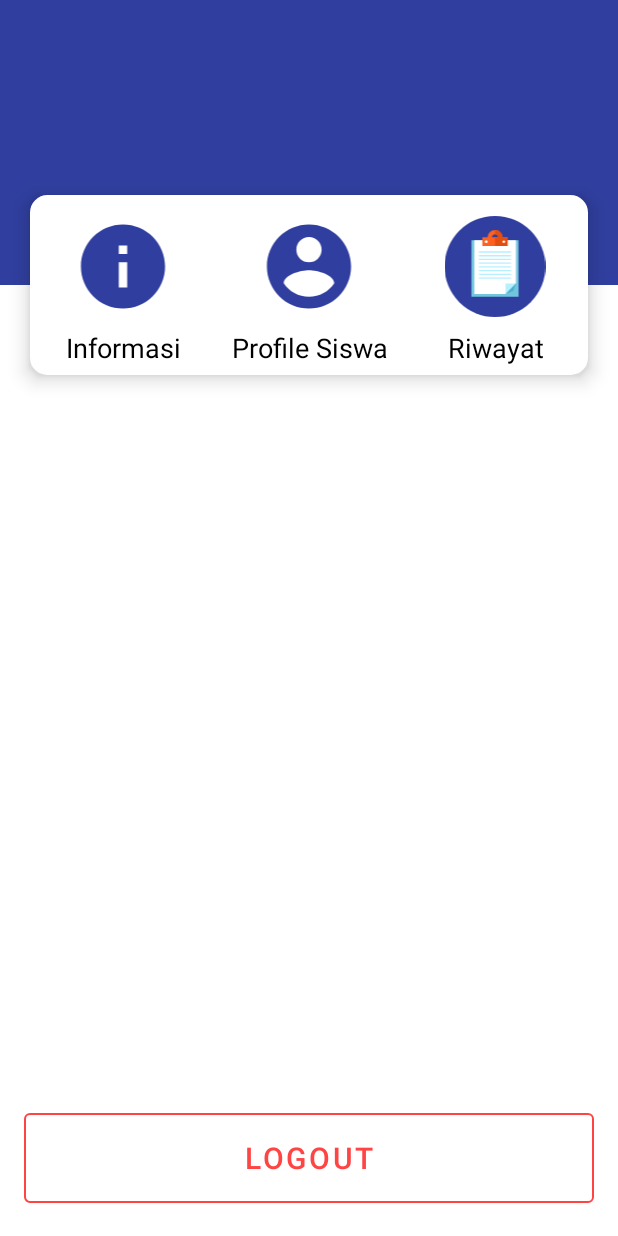
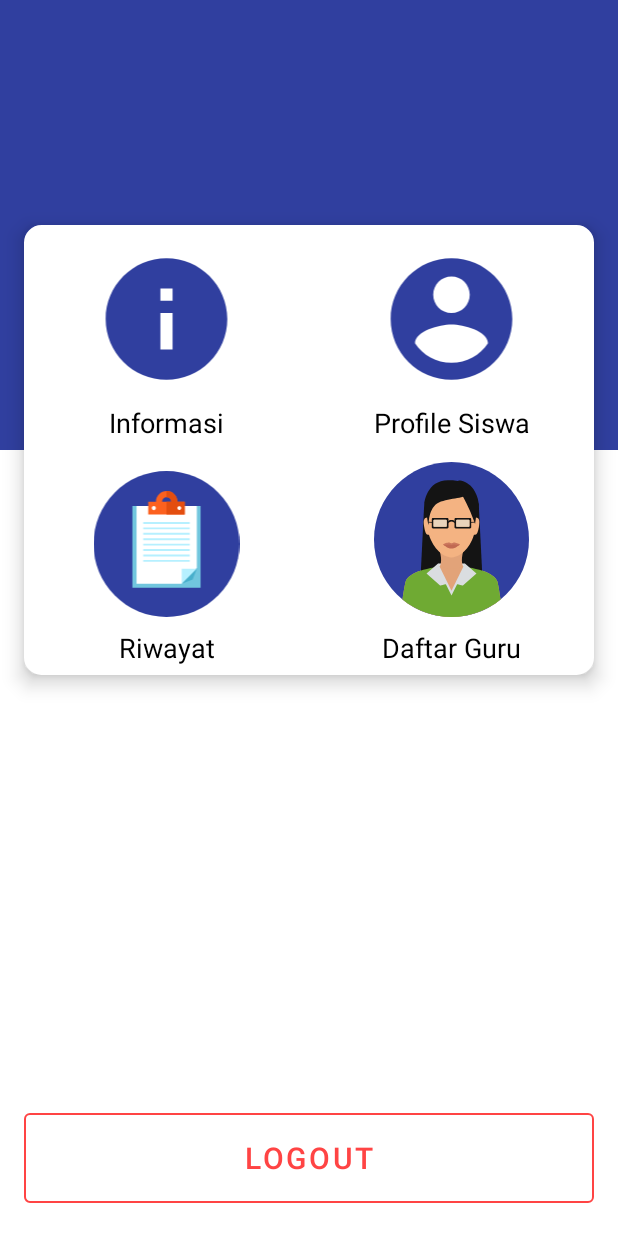
Before and after one commit to Rarj/credit_point_apps, an Android app: the WaliMuridActivity screen opened directly, with no data from a screen before it, on a phone screen of 412 x 824 dp. Run offline under Robolectric (Android 15) with nearby library versions, the phone set to English and light mode, and no system bars; libraries missing offline, so code that uses them is left out: com.jakewharton.rxbinding3; network calls fail; 4 statements that could not run were skipped.

Commit message:
list guru

```diff
--- a/app/src/main/AndroidManifest.xml
+++ b/app/src/main/AndroidManifest.xml
@@ -12,7 +12,8 @@
     android:roundIcon="@mipmap/ic_launcher_round"
     android:supportsRtl="true"
     android:theme="@style/AppTheme">
-    <activity android:name=".features.loginwalimurid.history.HistoryActivity"></activity>
+    <activity android:name=".features.guru.GuruActivity"></activity>
+    <activity android:name=".features.loginwalimurid.history.HistoryActivity" />
     <activity android:name=".features.loginwalimurid.WaliMuridActivity" />
     <activity android:name=".features.newdashboard.ProfileActivity" />
     <activity
--- a/app/src/main/java/grack/dev/creditpointapp/network/ApiConfig.kt
+++ b/app/src/main/java/grack/dev/creditpointapp/network/ApiConfig.kt
@@ -3,6 +3,7 @@ package grack.dev.creditpointapp.network
 import grack.dev.creditpointapp.repository.datainformasi.model.DataInformasiResponse
 import grack.dev.creditpointapp.repository.datapelanggaran.model.DataPelanggaran
 import grack.dev.creditpointapp.repository.detailsiswa.detail.DetailSiswaResponse
+import grack.dev.creditpointapp.repository.guru.model.GuruResponse
 import grack.dev.creditpointapp.repository.inputpoint.model.InputPointRequest
 import grack.dev.creditpointapp.repository.inputpoint.model.InputPointResponse
 import grack.dev.creditpointapp.repository.kelas.model.kategorikelas.KategoriKelasResponse
@@ -67,4 +68,8 @@ interface ApiConfig {
 
   @GET("siswa/detail-pelanggaran")
   fun historyPelanggaran(@Query("id_siswa") id_siswa: String): Observable<HistoryResponse>
+
+  @GET("guru")
+
+  fun listGuru(): Observable<GuruResponse>
 }
--- /dev/null
+++ b/app/src/main/res/drawable/ic_teacher_2.xml
@@ -0,0 +1,84 @@
+<vector xmlns:android="http://schemas.android.com/apk/res/android"
+  android:width="48dp"
+  android:height="48dp"
+  android:viewportWidth="496.2"
+  android:viewportHeight="496.2">
+  <path
+    android:fillColor="#303F9F"
+    android:pathData="M496.2,248.1C496.2,111.1 385.1,0 248.1,0S0,111.1 0,248.1s111.1,248.1 248.1,248.1S496.2,385.1 496.2,248.1z" />
+  <path
+    android:fillColor="#E2A379"
+    android:pathData="M287,282.1h-77.8c12.1,36.6 1,53.3 1,53.3l26.9,6.1h22l26.9,-6.1C286,335.4 274.9,318.7 287,282.1z" />
+  <path
+    android:fillColor="#E2A379"
+    android:pathData="M248.2,390.1c44.9,0 37.8,-54.7 37.8,-54.7s-8.9,17.3 -38.1,17.3s-37.5,-17.3 -37.5,-17.3S203.3,390.1 248.2,390.1z" />
+  <path
+    android:fillColor="#E2A379"
+    android:pathData="M247.8,333.4c-77.2,0 -139.1,22.1 -146.4,49.3c-3.3,12.2 -7,35.2 -10.1,57.5c42.7,34.9 97.4,55.9 156.9,55.9s114.1,-21 156.9,-55.9c-3.2,-22.3 -6.9,-45.4 -10.1,-57.5C387.5,355.5 324.9,333.4 247.8,333.4z" />
+  <path
+    android:fillColor="#141414"
+    android:pathData="M349.1,408.1l-202,0l12.7,-255l175.4,-20.5z" />
+  <path
+    android:fillColor="#DEE0E2"
+    android:pathData="M205.1,324.9h86v25h-86z" />
+  <path
+    android:fillColor="#6FAA33"
+    android:pathData="M247.8,333.4c-77.2,0 -139.1,22.1 -146.4,49.3c-3.3,12.2 -7,35.2 -10.1,57.5c42.7,34.9 97.4,55.9 156.9,55.9s114.1,-21 156.9,-55.9c-3.2,-22.3 -6.9,-45.4 -10.1,-57.5C387.5,355.5 324.9,333.4 247.8,333.4z" />
+  <path
+    android:fillColor="#DADDE0"
+    android:pathData="M293.9,336.2c-14.5,-1.8 -30,-2.7 -46.1,-2.7c-15.9,0 -31.2,0.9 -45.5,2.7l45.8,91L293.9,336.2z" />
+  <path
+    android:fillColor="#DADDE0"
+    android:pathData="M168.1,357.2l37,-32.3l32,63.9c0,0 -25.2,7.1 -25.5,6.8L168.1,357.2z" />
+  <path
+    android:fillColor="#DADDE0"
+    android:pathData="M328.1,357.2l-37,-32.3l-32,63.9c0,0 25.2,7.1 25.5,6.8L328.1,357.2z" />
+  <path
+    android:fillColor="#E2A379"
+    android:pathData="M248.1,412.1l-37.8,-76.8c0,0 9.2,-12.4 37.4,-12.4s38.1,12.5 38.1,12.5L248.1,412.1z" />
+  <path
+    android:fillColor="#E2A379"
+    android:pathData="M287,282.1h-77.8c12.1,36.6 1,53.3 1,53.3s16.4,6.1 37.9,6.1s37.9,-6.1 37.9,-6.1S274.9,318.7 287,282.1z" />
+  <path
+    android:fillColor="#F4B382"
+    android:pathData="M327.9,175.2c0,-92.4 -35.7,-113.6 -79.8,-113.6c-44,0 -79.8,21.2 -79.8,113.6c0,31.3 5.6,55.8 14,74.7c18.4,41.6 50.3,56.1 65.8,56.1s47.3,-14.5 65.8,-56.1C322.3,231 327.9,206.5 327.9,175.2z" />
+  <path
+    android:fillColor="#141414"
+    android:pathData="M288.7,71.1C272.5,54 237,58.7 237,58.7l0,0l0,0l0,0c-68.8,0 -75.9,73.9 -75.9,73.9l-1.3,20.5c0,14.2 7.6,31.8 15,49.3c0,0 -1.5,-57.7 33.1,-73.1s92.1,-11.7 89.6,-29.4C297.4,99 299,82.1 288.7,71.1z" />
+  <path
+    android:fillColor="#141414"
+    android:pathData="M269.8,60.1c10.6,-4.9 35.7,7.6 48.3,26.3c6.7,9.9 14.5,25 17.1,46.2c0,0 0.3,42.3 -10.2,68.5c0,0 -30.2,-87.3 -63.1,-124.6C262,76 263,63.3 269.8,60.1z" />
+  <path
+    android:fillColor="#F4B382"
+    android:pathData="M160.7,207.7c4.3,25.2 9.6,26.3 17.3,25l-8.1,-54.8C162.2,179.3 156.4,182.6 160.7,207.7z" />
+  <path
+    android:fillColor="#F4B382"
+    android:pathData="M326.5,178l-8.1,54.8c7.6,1.3 13,0.1 17.3,-25C339.9,182.6 334.1,179.3 326.5,178z" />
+  <path
+    android:fillColor="#CC785E"
+    android:pathData="M274.8,263.8c0,0 -14.2,9.6 -26.7,9.6s-26.7,-9.6 -26.7,-9.6c0,-1.4 11.3,-5.3 16.1,-6c3,-0.5 10.6,2.5 10.6,2.5s7.5,-2.9 10.4,-2.5C263.4,258.5 274.8,263.8 274.8,263.8z" />
+  <path
+    android:fillColor="#C16952"
+    android:pathData="M274.8,263.8c0,0 -14.2,13.5 -26.7,13.5s-26.7,-13.5 -26.7,-13.5s6.5,1.5 19.6,0.7c2.2,-0.1 5.1,1.6 7,1.6c1.7,0 4.2,-1.8 6.1,-1.7C267.9,265.2 274.8,263.8 274.8,263.8z" />
+  <path
+    android:fillColor="#141414"
+    android:pathData="M186.6,194.6l-14,-0.7l0.6,-2.9l13.9,0.7z" />
+  <path
+    android:fillColor="#141414"
+    android:pathData="M309.3,194.6l-0.6,-2.9l13.9,-0.7l0.6,2.9z" />
+  <path
+    android:fillColor="#141414"
+    android:pathData="M234.7,179.4h-45.9c-2.1,0 -3.8,1.7 -3.8,3.8v25.6c0,2.1 1.7,3.8 3.8,3.8h45.9c2.1,0 3.8,-1.7 3.8,-3.8v-25.7C238.5,181.1 236.8,179.4 234.7,179.4zM232.8,204.6c0,1.7 -1.3,3 -3,3h-36.3c-1.7,0 -3,-1.3 -3,-3v-17c0,-1.7 1.3,-3 3,-3h36.3c1.7,0 3,1.3 3,3V204.6z" />
+  <path
+    android:fillColor="#141414"
+    android:pathData="M307.4,179.4h-45.9c-2.1,0 -3.8,1.7 -3.8,3.8v25.6c0,2.1 1.7,3.8 3.8,3.8h45.9c2.1,0 3.8,-1.7 3.8,-3.8v-25.7C311.2,181.1 309.5,179.4 307.4,179.4zM305.6,204.6c0,1.7 -1.3,3 -3,3h-36.3c-1.7,0 -3,-1.3 -3,-3v-17c0,-1.7 1.3,-3 3,-3h36.3c1.7,0 3,1.3 3,3V204.6z" />
+  <path
+    android:fillColor="#141414"
+    android:pathData="M248,185.6c-11.2,0 -12.3,6.9 -12,10.4c-0.2,2.9 0.5,1.8 0.5,1.8c2.1,-4.4 6.7,-7.3 11.6,-7.3c4.9,0 9.4,2.9 11.6,7.3c0,0 0.7,1.1 0.5,-1.8C260.3,192.5 259.2,185.6 248,185.6z" />
+  <path
+    android:fillColor="#E8D3BB"
+    android:pathData="M305.6,204.6c0,1.7 -1.3,3 -3,3h-36.3c-1.7,0 -3,-1.3 -3,-3v-17c0,-1.7 1.3,-3 3,-3h36.3c1.7,0 3,1.3 3,3V204.6z" />
+  <path
+    android:fillColor="#E8D3BB"
+    android:pathData="M232.8,204.6c0,1.7 -1.3,3 -3,3h-36.3c-1.7,0 -3,-1.3 -3,-3v-17c0,-1.7 1.3,-3 3,-3h36.3c1.7,0 3,1.3 3,3V204.6z" />
+</vector>
--- a/app/src/main/res/layout/activity_wali_murid.xml
+++ b/app/src/main/res/layout/activity_wali_murid.xml
@@ -1,5 +1,4 @@
 <?xml version="1.0" encoding="utf-8"?>
-
 <androidx.constraintlayout.widget.ConstraintLayout xmlns:android="http://schemas.android.com/apk/res/android"
   xmlns:app="http://schemas.android.com/apk/res-auto"
   xmlns:tools="http://schemas.android.com/tools"
@@ -10,7 +9,7 @@
   <View
     android:id="@+id/container_header"
     android:layout_width="0dp"
-    android:layout_height="190dp"
+    android:layout_height="300dp"
     android:background="#303F9F"
     app:layout_constraintEnd_toEndOf="parent"
     app:layout_constraintStart_toStartOf="parent"
@@ -47,8 +46,9 @@
   <androidx.constraintlayout.widget.ConstraintLayout
     android:id="@+id/container_header2"
     android:layout_width="0dp"
-    android:layout_height="120dp"
-    android:layout_margin="20dp"
+    android:layout_height="300dp"
+    android:layout_marginStart="16dp"
+    android:layout_marginEnd="16dp"
     android:background="@drawable/background_rounded_corner"
     android:elevation="8dp"
     app:layout_constraintBottom_toBottomOf="@id/container_header"
@@ -62,7 +62,7 @@
       android:layout_width="0dp"
       android:layout_height="0dp"
       android:layout_margin="6dp"
-      app:layout_constraintBottom_toBottomOf="parent"
+      app:layout_constraintBottom_toTopOf="@id/container_pelanggaran_siswa"
       app:layout_constraintEnd_toStartOf="@id/container_profile"
       app:layout_constraintStart_toStartOf="parent"
       app:layout_constraintTop_toTopOf="parent">
@@ -99,8 +99,8 @@
       android:layout_width="0dp"
       android:layout_height="0dp"
       android:layout_margin="6dp"
-      app:layout_constraintBottom_toBottomOf="parent"
-      app:layout_constraintEnd_toStartOf="@id/container_pelanggaran_siswa"
+      app:layout_constraintBottom_toTopOf="@id/container_list_guru"
+      app:layout_constraintEnd_toEndOf="parent"
       app:layout_constraintStart_toEndOf="@id/container_info"
       app:layout_constraintTop_toTopOf="parent">
 
@@ -137,9 +137,9 @@
       android:layout_height="0dp"
       android:layout_margin="6dp"
       app:layout_constraintBottom_toBottomOf="parent"
-      app:layout_constraintEnd_toEndOf="parent"
-      app:layout_constraintStart_toEndOf="@id/container_profile"
-      app:layout_constraintTop_toTopOf="parent">
+      app:layout_constraintEnd_toStartOf="@id/container_list_guru"
+      app:layout_constraintStart_toStartOf="parent"
+      app:layout_constraintTop_toBottomOf="@id/container_info">
 
       <androidx.appcompat.widget.AppCompatImageView
         android:id="@+id/image_pelanggaran_siswa"
@@ -168,6 +168,43 @@
 
     </androidx.constraintlayout.widget.ConstraintLayout>
 
+    <androidx.constraintlayout.widget.ConstraintLayout
+      android:id="@+id/container_list_guru"
+      android:layout_width="0dp"
+      android:layout_height="0dp"
+      android:layout_margin="6dp"
+      app:layout_constraintBottom_toBottomOf="parent"
+      app:layout_constraintEnd_toEndOf="parent"
+      app:layout_constraintStart_toEndOf="@id/container_pelanggaran_siswa"
+      app:layout_constraintTop_toBottomOf="@id/container_info">
+
+      <androidx.appcompat.widget.AppCompatImageView
+        android:id="@+id/image_list_guru"
+        android:layout_width="0dp"
+        android:layout_height="0dp"
+        android:padding="8dp"
+        android:src="@drawable/ic_teacher_2"
+        app:layout_constraintBottom_toTopOf="@id/text_list_guru"
+        app:layout_constraintEnd_toEndOf="parent"
+        app:layout_constraintStart_toStartOf="parent"
+        app:layout_constraintTop_toTopOf="parent"
+        app:layout_constraintVertical_chainStyle="packed" />
+
+      <androidx.appcompat.widget.AppCompatTextView
+        android:id="@+id/text_list_guru"
+        android:layout_width="match_parent"
+        android:layout_height="wrap_content"
+        android:text="Daftar Guru"
+        android:textAlignment="center"
+        android:textAppearance="@style/TextAppearance.AppCompat.Medium"
+        android:textColor="@android:color/black"
+        app:layout_constraintBottom_toBottomOf="parent"
+        app:layout_constraintEnd_toEndOf="parent"
+        app:layout_constraintStart_toStartOf="parent"
+        app:layout_constraintTop_toBottomOf="@id/image_list_guru" />
+
+    </androidx.constraintlayout.widget.ConstraintLayout>
+
   </androidx.constraintlayout.widget.ConstraintLayout>
 
   <com.google.android.material.button.MaterialButton
```
Also changed, not shown: app/src/main/java/grack/dev/creditpointapp/features/guru/GuruActivity.kt (added, +37 -0 lines), app/src/main/java/grack/dev/creditpointapp/features/guru/GuruAdapter.kt (added, +38 -0 lines), app/src/main/java/grack/dev/creditpointapp/features/guru/GuruViewModel.kt (added, +21 -0 lines), app/src/main/java/grack/dev/creditpointapp/features/loginwalimurid/WaliMuridActivity.kt (+8 -0 lines), app/src/main/java/grack/dev/creditpointapp/repository/guru/GuruRepository.kt (added, +22 -0 lines), app/src/main/java/grack/dev/creditpointapp/repository/guru/model/Guru.kt (added, +53 -0 lines), app/src/main/java/grack/dev/creditpointapp/repository/guru/model/GuruResponse.kt (added, +11 -0 lines), app/src/main/res/layout/activity_guru.xml (added, +66 -0 lines), app/src/main/res/layout/item_list_guru.xml (added, +43 -0 lines), 432 other files.
